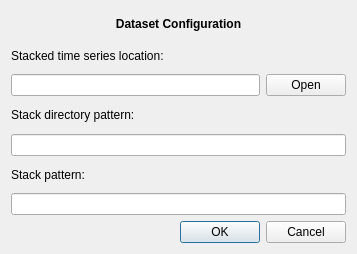
First picture: the form in ui/ui_config.ui, repository ceholden/TSTools, before the edit.
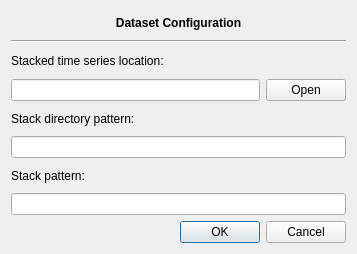
Second picture: the form after the edit.

Commit message: Added dialog window & code to allow user to save their time series plots. Minor bug with transparency - if set for output, QGIS plot has transparency until refresh... fix later!

Diff of the .ui file:
```diff
--- a/ui/ui_config.ui
+++ b/ui/ui_config.ui
@@ -14,27 +14,27 @@
    <string>Dialog</string>
   </property>
   <layout class="QGridLayout" name="gridLayout">
-   <item row="5" column="0">
+   <item row="11" column="1">
+    <widget class="QDialogButtonBox" name="button_box">
+     <property name="standardButtons">
+      <set>QDialogButtonBox::Cancel|QDialogButtonBox::Ok</set>
+     </property>
+    </widget>
+   </item>
+   <item row="7" column="0" colspan="2">
+    <widget class="QLineEdit" name="edit_stack">
+     <property name="text">
+      <string/>
+     </property>
+    </widget>
+   </item>
+   <item row="6" column="0">
     <widget class="QLabel" name="label_2">
      <property name="text">
       <string>Stack pattern:</string>
      </property>
     </widget>
    </item>
-   <item row="2" column="0" colspan="2">
-    <layout class="QHBoxLayout" name="horizontalLayout">
-     <item>
-      <widget class="QLineEdit" name="edit_location"/>
-     </item>
-     <item>
-      <widget class="QPushButton" name="button_location">
-       <property name="text">
-        <string>Open</string>
-       </property>
-      </widget>
-     </item>
-    </layout>
-   </item>
    <item row="0" column="0" colspan="2">
     <widget class="QLabel" name="lab_config">
      <property name="font">
@@ -51,38 +51,45 @@
      </property>
     </widget>
    </item>
-   <item row="4" column="0" colspan="2">
+   <item row="2" column="0" colspan="2">
+    <widget class="QLabel" name="lab_location">
+     <property name="text">
+      <string>Stacked time series location:</string>
+     </property>
+    </widget>
+   </item>
+   <item row="5" column="0" colspan="2">
     <widget class="QLineEdit" name="edit_image">
      <property name="text">
       <string/>
      </property>
     </widget>
    </item>
-   <item row="3" column="0">
+   <item row="4" column="0">
     <widget class="QLabel" name="label">
      <property name="text">
       <string>Stack directory pattern:</string>
      </property>
     </widget>
    </item>
+   <item row="3" column="0" colspan="2">
+    <layout class="QHBoxLayout" name="horizontalLayout">
+     <item>
+      <widget class="QLineEdit" name="edit_location"/>
+     </item>
+     <item>
+      <widget class="QPushButton" name="button_location">
+       <property name="text">
+        <string>Open</string>
+       </property>
+      </widget>
+     </item>
+    </layout>
+   </item>
    <item row="1" column="0" colspan="2">
-    <widget class="QLabel" name="lab_location">
-     <property name="text">
-      <string>Stacked time series location:</string>
-     </property>
-    </widget>
-   </item>
-   <item row="6" column="0" colspan="2">
-    <widget class="QLineEdit" name="edit_stack">
-     <property name="text">
-      <string/>
-     </property>
-    </widget>
-   </item>
-   <item row="10" column="1">
-    <widget class="QDialogButtonBox" name="button_box">
-     <property name="standardButtons">
-      <set>QDialogButtonBox::Cancel|QDialogButtonBox::Ok</set>
+    <widget class="Line" name="line">
+     <property name="orientation">
+      <enum>Qt::Horizontal</enum>
      </property>
     </widget>
    </item>
```
The commit also changes 6 other files.
